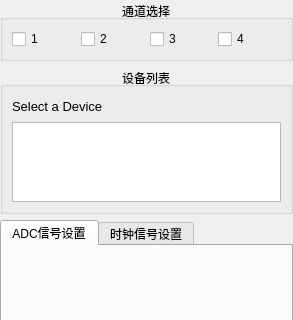
This is soft/zebra-scope-4x/ControlPanel.ui in Quenii/ADCEVM as Qt 5 draws it before an edit; both pictures show x 0 to 293 and y 0 to 320 of the 293 by 1060 pixel window. The edited form follows.
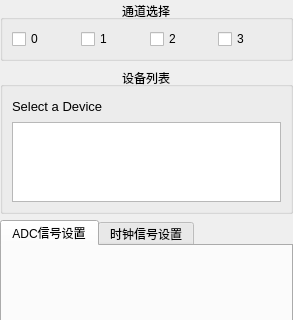
This is the edited form. Custom widgets are drawn as their Qt base class.

Patch:
```diff
--- a/soft/zebra-scope-4x/ControlPanel.ui
+++ b/soft/zebra-scope-4x/ControlPanel.ui
@@ -27,7 +27,17 @@
      </property>
      <layout class="QHBoxLayout" name="horizontalLayout_3">
       <item>
-       <widget class="QCheckBox" name="checkBox">
+       <widget class="QCheckBox" name="checkBoxCh0">
+        <property name="text">
+         <string>0</string>
+        </property>
+        <attribute name="buttonGroup">
+         <string>buttonGroup</string>
+        </attribute>
+       </widget>
+      </item>
+      <item>
+       <widget class="QCheckBox" name="checkBoxCh1">
         <property name="text">
          <string>1</string>
         </property>
@@ -45,13 +55,9 @@
         <property name="text">
          <string>3</string>
         </property>
-       </widget>
-      </item>
-      <item>
-       <widget class="QCheckBox" name="checkBox_4">
-        <property name="text">
-         <string>4</string>
-        </property>
+        <attribute name="buttonGroup">
+         <string>buttonGroup</string>
+        </attribute>
        </widget>
       </item>
      </layout>
```
Left out of the diff: 15 changed lines with no effect on the pictures.
